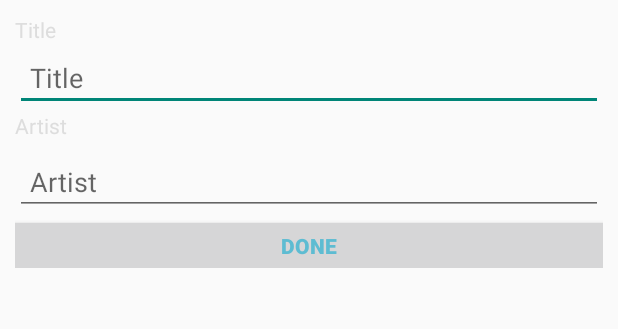
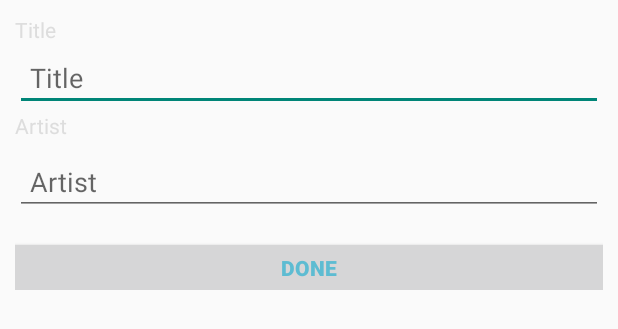
Before and after one commit to johnmarinelli/offline-playlist, an Android app: the layout activity_media_data_input.xml on its own in the app's theme, with its tools: preview values and no code run, on a phone screen of 412 x 824 dp. Shown: the top 329 px of the screen. Run offline under Robolectric (Android 15) with nearby library versions, the phone set to English and light mode, and no system bars; plain views replace AwesomeTextView, BootstrapButton, BootstrapEditText.

Commit message:
add space after successful file download toast.  add margin for media input

```diff
--- a/app/src/main/AndroidManifest.xml
+++ b/app/src/main/AndroidManifest.xml
@@ -8,7 +8,7 @@
 
     <application
         android:allowBackup="true"
-        android:icon="@mipmap/ic_launcher"
+        android:icon="@drawable/app_icon"
         android:label="@string/app_name"
         android:theme="@style/AppTheme">
         <activity
--- a/app/src/main/java/marinelli/john/youtubeplaylistdownloader/MediaDataInputActivity.java
+++ b/app/src/main/java/marinelli/john/youtubeplaylistdownloader/MediaDataInputActivity.java
@@ -104,6 +104,9 @@ public class MediaDataInputActivity extends Activity {
             setMetadata(artist, title);
             refreshMediaLibrary(artist, title);
             MediaDownloadManager.removeModel(mDownloadId);
+            Toast.makeText(getApplicationContext(),
+                    title + " by " + artist + " successfully downloaded.",
+                    Toast.LENGTH_LONG).show();
         } catch (MediaDownloaderException e) {
             Toast.makeText(getApplicationContext(),
                     e.getMessage(),
--- a/app/src/main/res/layout/activity_media_data_input.xml
+++ b/app/src/main/res/layout/activity_media_data_input.xml
@@ -21,7 +21,8 @@
         android:hint="Title"
         android:padding="10dp"
         android:inputType="textCapWords"
-        android:textColor="#000000"/>
+        android:textColor="#000000"
+        />
 
     <com.beardedhen.androidbootstrap.AwesomeTextView
         android:layout_width="wrap_content"
@@ -39,7 +40,8 @@
         android:padding="10dp"
         android:inputType="textCapWords"
         android:textColor="#000000"
-        android:layout_marginTop="5dp"/>
+        android:layout_marginTop="5dp"
+        />
 
     <com.beardedhen.androidbootstrap.BootstrapButton
         android:id="@+id/submit_media_data"
@@ -52,6 +54,6 @@
         android:textStyle="bold"
         android:onClick="submitMediaData"
         android:backgroundTint="@color/bootstrap_brand_success"
-        android:layout_marginTop="5dp"/>
+        android:layout_marginTop="20dp"/>
 
 </LinearLayout>
--- a/app/src/main/res/values/strings.xml
+++ b/app/src/main/res/values/strings.xml
@@ -1,5 +1,5 @@
 <resources>
-    <string name="app_name">YoutubePlaylistDownloader</string>
+    <string name="app_name">Youtube|Soundcloud To Mp3</string>
 
     <string name="hello_world">Hello world!</string>
     <string name="action_settings">Settings</string>
```
Also changed, not shown: app/src/main/res/drawable/app_icon.jpg (added), 2 other files.
